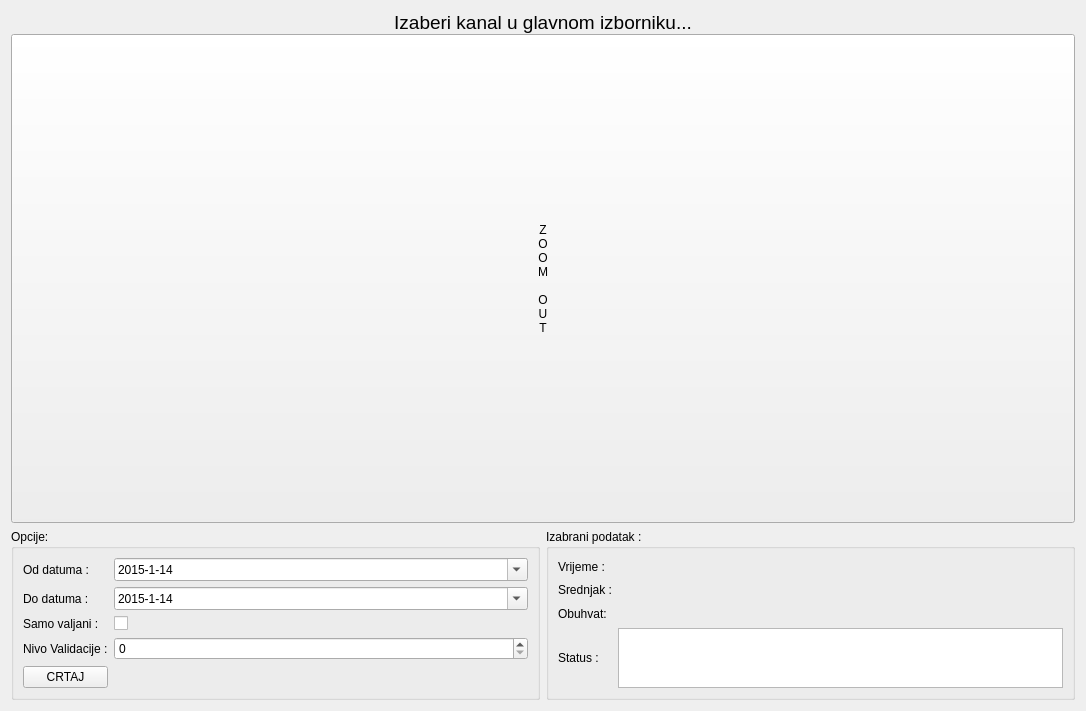
kluksa/kontrola-podataka, file app/view/ui_files/visednevni_prikaz.ui: the form before one commit.
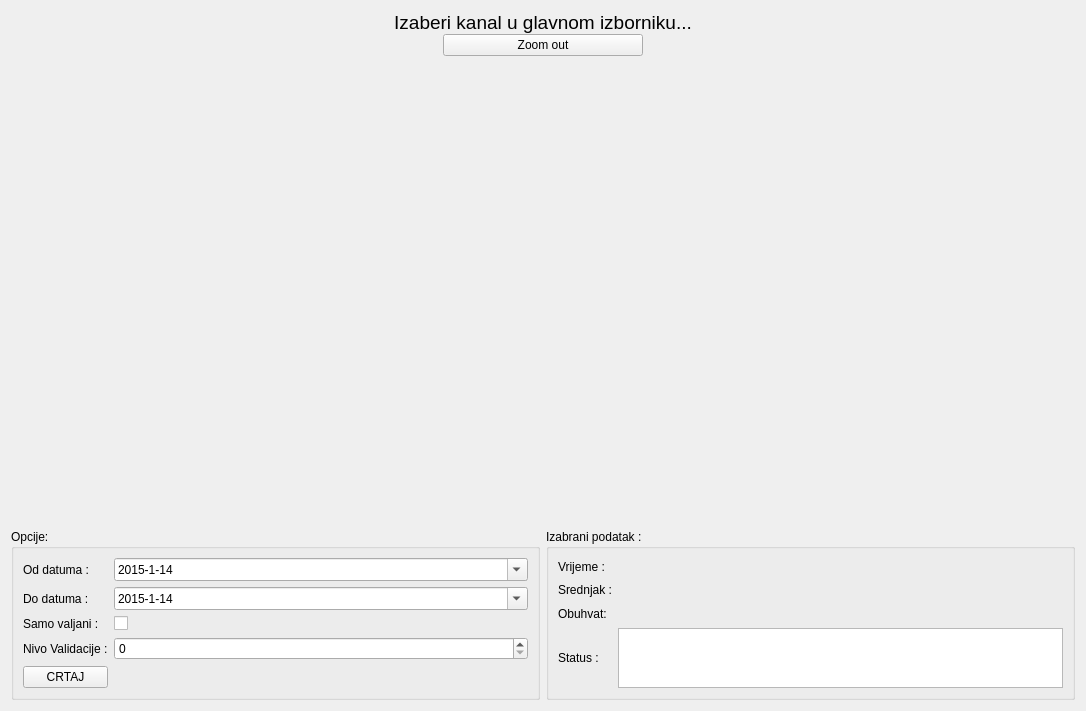
The form after the commit.

Commit message:
korekcija gui, preformance fix
- promjena izgleda gumba za zoom out
- premjestanje podataka za satnu i minutnu tocku (vise vertikalnog
prostora za grafove)
- ubrzavanje citanja podataka u dokument. Znatno poboljsanje brzine.
-ispravak bugova (inicijalizacija legende...)

What changed in the file:
```diff
--- a/app/view/ui_files/visednevni_prikaz.ui
+++ b/app/view/ui_files/visednevni_prikaz.ui
@@ -49,24 +49,40 @@
         <number>0</number>
        </property>
        <item>
+        <layout class="QVBoxLayout" name="verticalLayout_3">
+         <item>
         <widget class="QPushButton" name="zoomOutRestSatni">
          <property name="sizePolicy">
-          <sizepolicy hsizetype="Minimum" vsizetype="MinimumExpanding">
+            <sizepolicy hsizetype="Minimum" vsizetype="Fixed">
            <horstretch>0</horstretch>
            <verstretch>0</verstretch>
           </sizepolicy>
          </property>
+           <property name="maximumSize">
+            <size>
+             <width>200</width>
+             <height>16777215</height>
+            </size>
+           </property>
          <property name="text">
-          <string>Z
-O
-O
-M
-
-O
-U
-T</string>
-         </property>
-        </widget>
+            <string>Zoom out</string>
+           </property>
+          </widget>
+         </item>
+         <item>
+          <spacer name="verticalSpacer">
+           <property name="orientation">
+            <enum>Qt::Vertical</enum>
+           </property>
+           <property name="sizeHint" stdset="0">
+            <size>
+             <width>20</width>
+             <height>40</height>
+            </size>
+           </property>
+          </spacer>
+         </item>
+        </layout>
        </item>
        <item>
         <layout class="QVBoxLayout" name="grafLayout"/>
```
Lines whose indentation alone changed are shown as unchanged. The commit also changes 5 other files.
